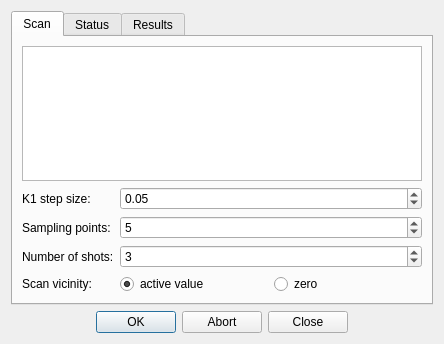
The window that madgui/online/offcal.ui (hibtc/madgui) describes before a commit, drawn with Qt 5.
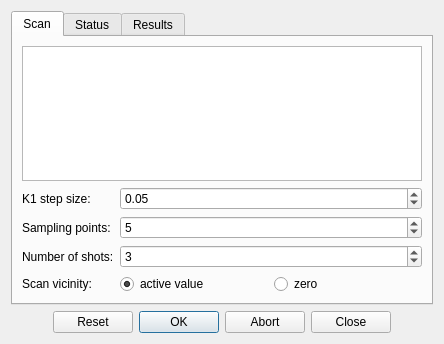
The same window after the commit. Custom widgets are drawn as their Qt base class.

Commit message: Add "Reset" button

```diff
--- a/madgui/online/offcal.ui
+++ b/madgui/online/offcal.ui
@@ -149,7 +149,7 @@
    <item>
     <widget class="QDialogButtonBox" name="btns">
      <property name="standardButtons">
-      <set>QDialogButtonBox::Abort|QDialogButtonBox::Close|QDialogButtonBox::Ok</set>
+      <set>QDialogButtonBox::Abort|QDialogButtonBox::Reset|QDialogButtonBox::Close|QDialogButtonBox::Ok</set>
      </property>
      <property name="centerButtons">
       <bool>true</bool>
```
The commit also changes 1 other file.
